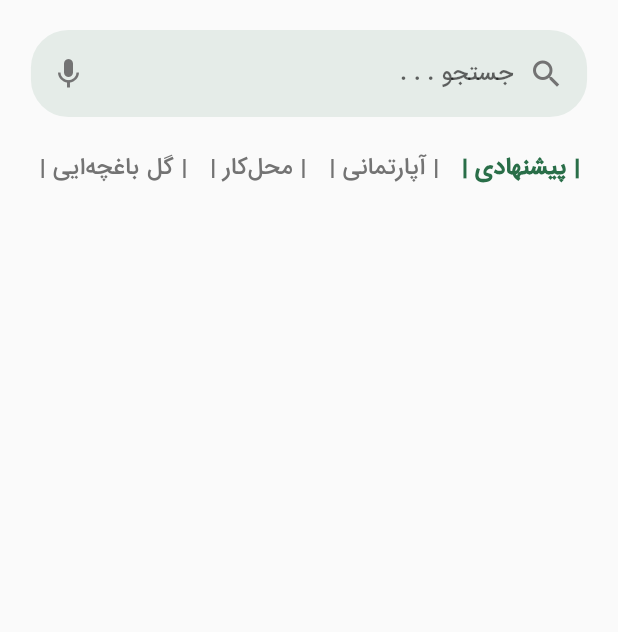
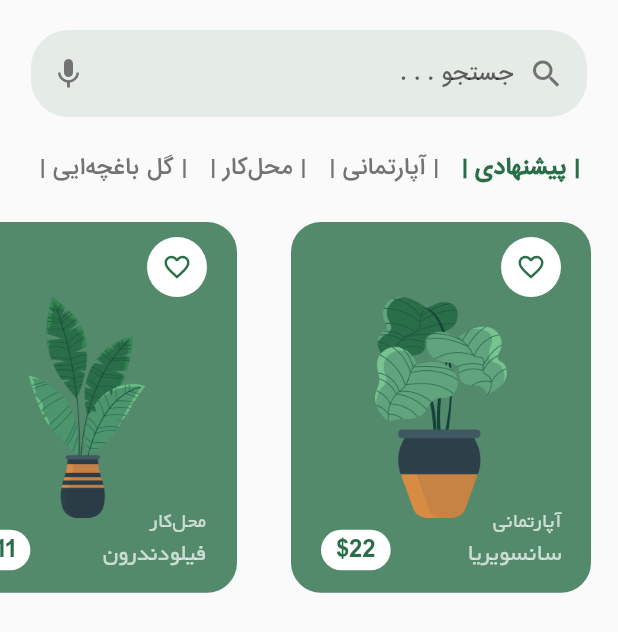
Before and after one commit to Ayminjf/plant-shop, a Flutter app: the HomeScreen screen opened directly, on a phone screen of 412 x 824 dp. Shown: the top 632 px of the screen. Run offline on Flutter 3.47's test engine with Material 2 defaults, Android fonts, the phone set to English and light mode, and no system bars; our stand-ins replace animated_bottom_navigation_bar, page_transition.

Commit message:
feat(home-screen): add plant products

```diff
--- a/lib/screens/home_screen.dart
+++ b/lib/screens/home_screen.dart
@@ -1,5 +1,6 @@
 import 'package:flutter/material.dart';
 import 'package:plant_shop/constants/constants.dart';
+import 'package:plant_shop/models/plant_model.dart';
 
 class HomeScreen extends StatefulWidget {
   const HomeScreen({super.key});
@@ -10,8 +11,11 @@ class HomeScreen extends StatefulWidget {
 
 class _HomeScreenState extends State<HomeScreen> {
   int selectedIndex = 0;
+  final List<Plant> _plantList = Plant.plantList;
 
-  List<String> plantsCategory = [
+  bool clickIsFavorite(bool isFavorites) => !isFavorites;
+
+  final List<String> _plantsCategory = [
     '| پیشنهادی |',
     '| آپارتمانی |',
     '| محل‌کار |',
@@ -86,7 +90,7 @@ class _HomeScreenState extends State<HomeScreen> {
               child: ListView.builder(
                 scrollDirection: Axis.horizontal,
                 reverse: true,
-                itemCount: plantsCategory.length,
+                itemCount: _plantsCategory.length,
                 itemBuilder: (context, index) {
                   return Padding(
                     padding: const EdgeInsets.all(8.0),
@@ -99,7 +103,7 @@ class _HomeScreenState extends State<HomeScreen> {
                         });
                       },
                       child: Text(
-                        plantsCategory[index],
+                        _plantsCategory[index],
                         style: TextStyle(
                           fontFamily: "iranSans",
                           fontSize: 14,
@@ -115,7 +119,109 @@ class _HomeScreenState extends State<HomeScreen> {
                   );
                 },
               ),
-            )
+            ),
+            SizedBox(
+              height: size.height * 0.3,
+              child: ListView.builder(
+                reverse: true,
+                scrollDirection: Axis.horizontal,
+                itemCount: _plantList.length,
+                itemBuilder: (context, index) {
+                  return Container(
+                    width: 200,
+                    margin: const EdgeInsets.symmetric(horizontal: 18),
+                    decoration: BoxDecoration(
+                      color: Constants.primaryColor.withOpacity(0.8),
+                      borderRadius: BorderRadius.circular(20),
+                    ),
+                    child: Stack(
+                      children: [
+                        Positioned(
+                          top: 10,
+                          right: 20,
+                          child: Container(
+                            height: 40,
+                            width: 40,
+                            decoration: const BoxDecoration(
+                                borderRadius:
+                                    BorderRadius.all(Radius.circular(50)),
+                                color: Colors.white),
+                            child: IconButton(
+                              onPressed: () {
+                                setState(() {
+                                  _plantList[index].isFavorated =
+                                      clickIsFavorite(
+                                          _plantList[index].isFavorated);
+                                });
+                              },
+                              color: Constants.primaryColor,
+                              icon: Icon(
+                                _plantList[index].isFavorated == true
+                                    ? Icons.favorite
+                                    : Icons.favorite_border,
+                                size: 20,
+                              ),
+                            ),
+                          ),
+                        ),
+                        Positioned(
+                          right: 50,
+                          left: 50,
+                          top: 50,
+                          bottom: 50,
+                          child: Image.asset(_plantList[index].imageURL),
+                        ),
+                        Positioned(
+                          bottom: 15,
+                          left: 20,
+                          child: Container(
+                            padding: EdgeInsets.symmetric(horizontal: 10),
+                            decoration: const BoxDecoration(
+                                color: Colors.white,
+                                borderRadius:
+                                    BorderRadius.all(Radius.circular(20))),
+                            child: Text(
+                              "\$${_plantList[index].price.toString()}",
+                              style: TextStyle(
+                                color: Constants.primaryColor,
+                                fontSize: 16,
+                                fontFamily: "iranSans",
+                              ),
+                            ),
+                          ),
+                        ),
+                        Positioned(
+                          bottom: 15,
+                          right: 20,
+                          child: Column(
+                            crossAxisAlignment: CrossAxisAlignment.end,
+                            children: [
+                              Text(
+                                _plantList[index].category,
+                                style: const TextStyle(
+                                  fontFamily: "byekan",
+                                  color: Colors.white70,
+                                  fontSize: 14,
+                                ),
+                              ),
+                              Text(
+                                _plantList[index].plantName,
+                                style: const TextStyle(
+                                  fontFamily: "byekan",
+                                  color: Colors.white70,
+                                  fontSize: 16,
+                                  fontWeight: FontWeight.w500,
+                                ),
+                              ),
+                            ],
+                          ),
+                        )
+                      ],
+                    ),
+                  );
+                },
+              ),
+            ),
           ],
         ),
       ),
```
